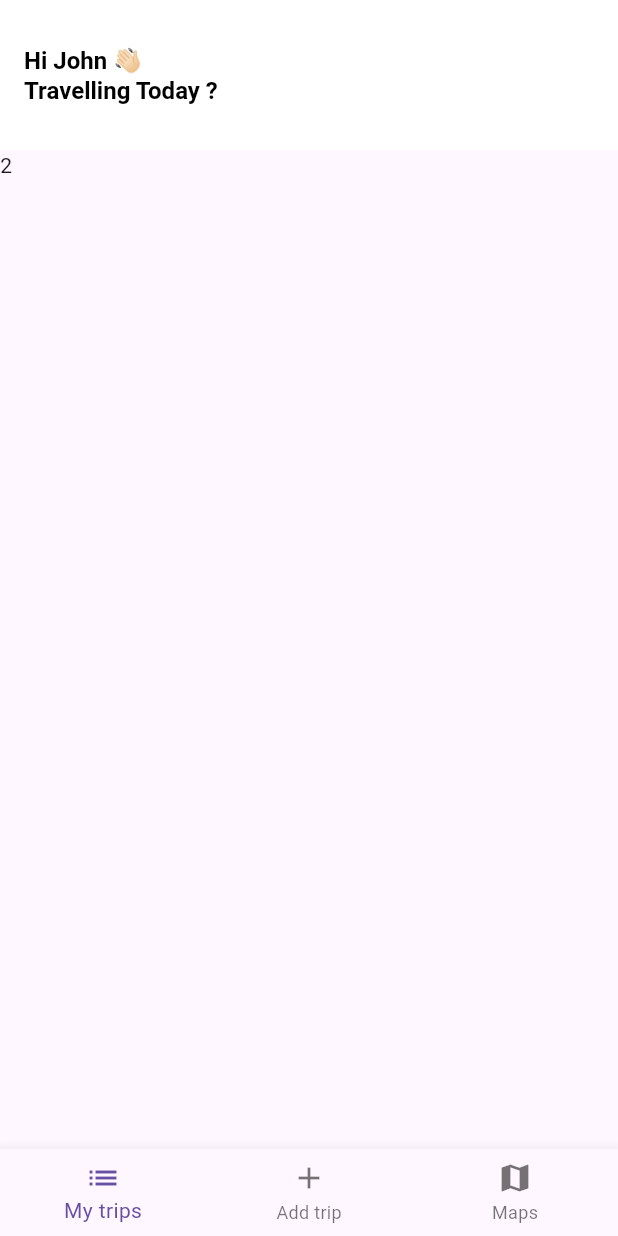
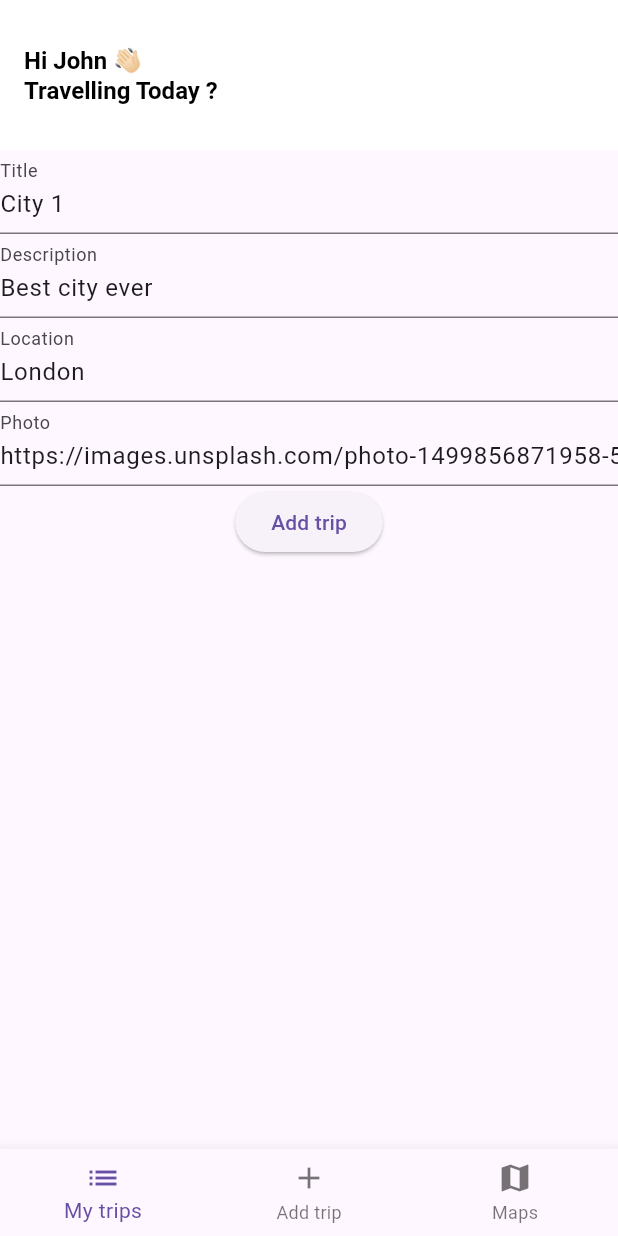
Before and after one commit to MoaazAtik/Travel-App, a Flutter app: the screen it shows after launch, swiped to page 2, on a phone screen of 412 x 824 dp. Run offline on Flutter 3.47's test engine with Material 3 defaults, Android fonts, the phone set to English and light mode, and no system bars; our stand-ins replace flutter_riverpod, hive, hive_flutter; accounts and stored records are empty.

Commit message:
feat: Create AddTripScreen and integrate with TripProvider
This commit introduces the `AddTripScreen`, a new UI component that allows users to create and add new trips.

Key changes:
- **`AddTripScreen` widget:**
    - Provides a form with fields for trip title, description, location, and a photo URL.
    - Uses `TextFormField` for input and a `GlobalKey<FormState>` for validation.
    - On submission, creates a `Trip` object and uses `ref.read(tripListNotifierProvider.notifier).addNewTrip(newTrip)` to add it via the `TripProvider`.
- **`MainScreen` integration:**
    - The `AddTripScreen` is now included as one of the pages in the `PageView` within `MainScreen`.
- **`TripProvider` (TripListNotifier) updates:**
    - The `TripListNotifier` constructor now calls `loadTrips()` to initialize the state with existing trips when the notifier is created.
    - `addNewTrip` and `removeTrip` methods now call `loadTrips()` after their respective operations to ensure the UI reflects the latest data (Uni-directional Data Flow).
    - `loadTrips()` now updates the `state` with the result of `_getTrips()`.
- **`main.dart` update:**
    - `Hive.openBox<TripModel>('trips')` is now explicitly typed for clarity and type safety (fixed an incompatible type bug).

```diff
--- /dev/null
+++ b/lib/features/trip/ui/pages/add_trip_screen.dart
@@ -0,0 +1,64 @@
+import 'package:flutter/material.dart';
+import 'package:flutter_riverpod/flutter_riverpod.dart';
+
+import '../../domain/entities/trip.dart';
+import '../providers/trip_provider.dart';
+
+class AddTripScreen extends ConsumerWidget {
+  AddTripScreen({super.key});
+
+  final _formKey = GlobalKey<FormState>();
+  final _titleController = TextEditingController(text: "City 1");
+  final _descController = TextEditingController(text: "Best city ever");
+  final _locationController = TextEditingController(text: "London");
+  final _pictureController = TextEditingController(
+    text:
+        'https://images.unsplash.com/photo-1499856871958-5b9627545d1a?auto=format&fit=crop&q=60&w=500&ixlib=rb-4.0.3&ixid=M3wxMjA3fDB8MHxleHBsb3JlLWZlZWR8MXx8fGVufDB8fHx8fA%3D%3D',
+  );
+
+  final List<String> pictures = [];
+
+  @override
+  Widget build(BuildContext context, WidgetRef ref) {
+    return Form(
+      key: _formKey,
+      child: Column(
+        children: [
+          TextFormField(
+            controller: _titleController,
+            decoration: InputDecoration(labelText: "Title"),
+          ),
+          TextFormField(
+            controller: _descController,
+            decoration: InputDecoration(labelText: "Description"),
+          ),
+          TextFormField(
+            controller: _locationController,
+            decoration: InputDecoration(labelText: "Location"),
+          ),
+          TextFormField(
+            controller: _pictureController,
+            decoration: InputDecoration(labelText: "Photo"),
+          ),
+          ElevatedButton(
+            onPressed: () {
+              pictures.add(_pictureController.text);
+              if (_formKey.currentState!.validate()) {
+                final newTrip = Trip(
+                  title: _titleController.text,
+                  description: _descController.text,
+                  date: DateTime.now(),
+                  location: _locationController.text,
+                  photos: pictures,
+                );
+
+                ref.read(tripListNotifierProvider.notifier).addNewTrip(newTrip);
+              }
+            },
+            child: Text("Add trip"),
+          ),
+        ],
+      ),
+    );
+  }
+}
--- a/lib/features/trip/ui/pages/main_screen.dart
+++ b/lib/features/trip/ui/pages/main_screen.dart
@@ -1,4 +1,6 @@
 import 'package:flutter/material.dart';
+
+import 'add_trip_screen.dart';
 
 class MainScreen extends StatelessWidget {
   MainScreen({super.key});
@@ -50,7 +52,7 @@ class MainScreen extends StatelessWidget {
       ),
       body: PageView(
         controller: _pageController,
-        children: [Text('1'), Text('2'), Text('3')],
+        children: [Text('1'), AddTripScreen(), Text('3')],
       ),
       bottomNavigationBar: ValueListenableBuilder(
         valueListenable: _currentPage,
```
Also changed, not shown: lib/features/trip/ui/providers/trip_provider.dart (+10 -2 lines), lib/main.dart (+5 -2 lines).
